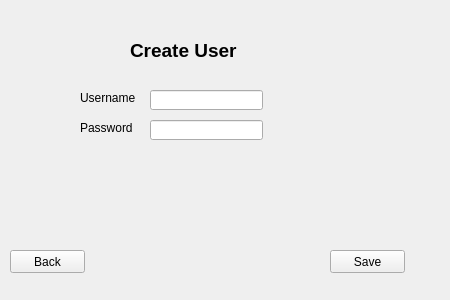
First picture: the form in GUI/Admin_Pages/CreateUser.ui, repository Gulkanyan/MarketPlace, before the edit.
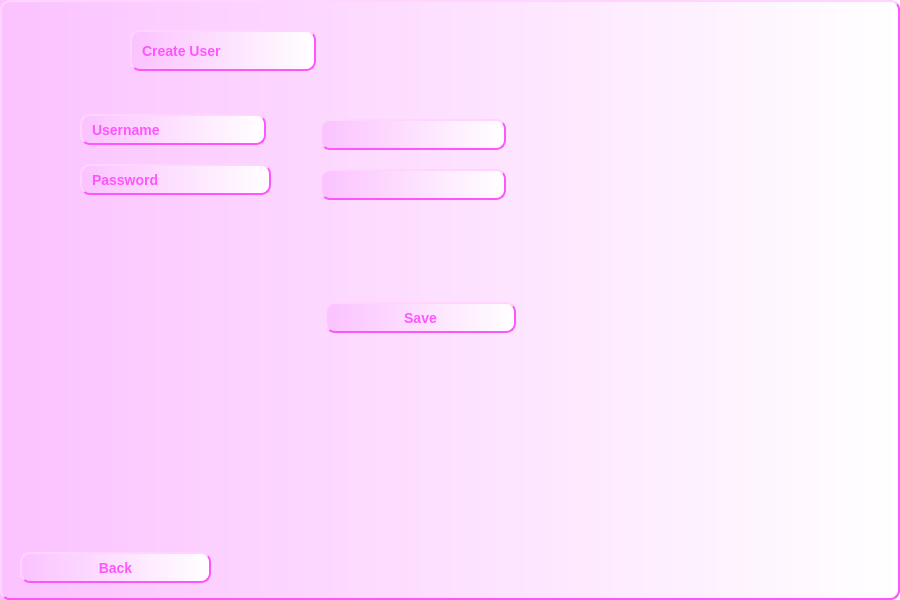
Second picture: the form after the edit.

Patch:
```diff
--- a/GUI/Admin_Pages/CreateUser.ui
+++ b/GUI/Admin_Pages/CreateUser.ui
@@ -6,21 +6,33 @@
    <rect>
     <x>0</x>
     <y>0</y>
-    <width>450</width>
-    <height>300</height>
+    <width>900</width>
+    <height>600</height>
    </rect>
   </property>
   <property name="windowTitle">
    <string>MainWindow</string>
   </property>
+  <property name="styleSheet">
+   <string notr="true">background-color:qlineargradient(spread:pad, x1:0, y1:0, x2:1, y2:0, stop:0 rgb(251, 194, 255), stop:1 rgba(255, 255, 255, 255));
+color: rgb(255, 85, 255);
+border-style: outset;
+border-width: 2px;
+border-radius: 10px;
+border-color: rgb(255, 85, 255);
+font: bold 14px;
+min-width: 10em;
+padding: 6px;
+</string>
+  </property>
   <widget class="QWidget" name="centralwidget">
    <widget class="QPushButton" name="save_pushButton">
     <property name="geometry">
      <rect>
-      <x>330</x>
-      <y>250</y>
-      <width>75</width>
-      <height>23</height>
+      <x>325</x>
+      <y>302</y>
+      <width>191</width>
+      <height>31</height>
      </rect>
     </property>
     <property name="text">
@@ -31,9 +43,9 @@
     <property name="geometry">
      <rect>
       <x>80</x>
-      <y>90</y>
-      <width>60</width>
-      <height>15</height>
+      <y>114</y>
+      <width>186</width>
+      <height>31</height>
      </rect>
     </property>
     <property name="text">
@@ -44,9 +56,9 @@
     <property name="geometry">
      <rect>
       <x>80</x>
-      <y>120</y>
-      <width>60</width>
-      <height>15</height>
+      <y>164</y>
+      <width>191</width>
+      <height>31</height>
      </rect>
     </property>
     <property name="text">
@@ -56,30 +68,30 @@
    <widget class="QLineEdit" name="Username_lineEdit">
     <property name="geometry">
      <rect>
-      <x>150</x>
-      <y>90</y>
-      <width>113</width>
-      <height>20</height>
+      <x>320</x>
+      <y>119</y>
+      <width>186</width>
+      <height>31</height>
      </rect>
     </property>
    </widget>
    <widget class="QLineEdit" name="Password_lineEdit">
     <property name="geometry">
      <rect>
-      <x>150</x>
-      <y>120</y>
-      <width>113</width>
-      <height>20</height>
+      <x>320</x>
+      <y>169</y>
+      <width>186</width>
+      <height>31</height>
      </rect>
     </property>
    </widget>
    <widget class="QPushButton" name="Back_pushButton">
     <property name="geometry">
      <rect>
-      <x>10</x>
-      <y>250</y>
-      <width>75</width>
-      <height>23</height>
+      <x>20</x>
+      <y>552</y>
+      <width>191</width>
+      <height>31</height>
      </rect>
     </property>
     <property name="text">
@@ -91,14 +103,15 @@
      <rect>
       <x>130</x>
       <y>30</y>
-      <width>141</width>
+      <width>186</width>
       <height>41</height>
      </rect>
     </property>
     <property name="font">
      <font>
-      <pointsize>14</pointsize>
+      <pointsize>-1</pointsize>
       <weight>75</weight>
+      <italic>false</italic>
       <bold>true</bold>
      </font>
     </property>
```
